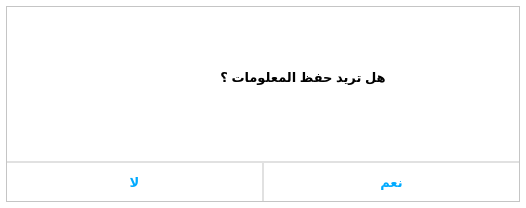
Old version of the form dialog.ui in the repository ashraf-kx/maktaba-assistant.
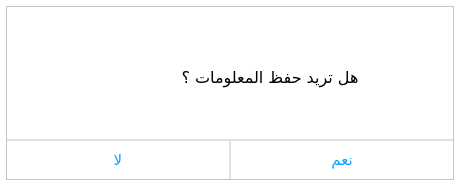
New version of the form. Icons and pictures are not drawn.

Patch:
```diff
--- a/dialog.ui
+++ b/dialog.ui
@@ -6,8 +6,8 @@
    <rect>
     <x>0</x>
     <y>0</y>
-    <width>526</width>
-    <height>208</height>
+    <width>460</width>
+    <height>186</height>
    </rect>
   </property>
   <property name="windowTitle">
@@ -107,9 +107,9 @@
           </property>
           <property name="font">
            <font>
-            <pointsize>10</pointsize>
-            <weight>75</weight>
-            <bold>true</bold>
+            <family>SFMono Nerd Font Mono</family>
+            <pointsize>12</pointsize>
+            <bold>false</bold>
            </font>
           </property>
           <property name="text">
@@ -150,10 +150,10 @@
           </property>
           <property name="font">
            <font>
-            <pointsize>10</pointsize>
-            <weight>75</weight>
+            <family>SFMono Nerd Font Mono</family>
+            <pointsize>11</pointsize>
             <italic>false</italic>
-            <bold>true</bold>
+            <bold>false</bold>
             <kerning>false</kerning>
            </font>
           </property>
@@ -192,9 +192,9 @@
           </property>
           <property name="font">
            <font>
-            <pointsize>10</pointsize>
-            <weight>75</weight>
-            <bold>true</bold>
+            <family>SFMono Nerd Font Mono</family>
+            <pointsize>11</pointsize>
+            <bold>false</bold>
             <kerning>false</kerning>
            </font>
           </property>
```
